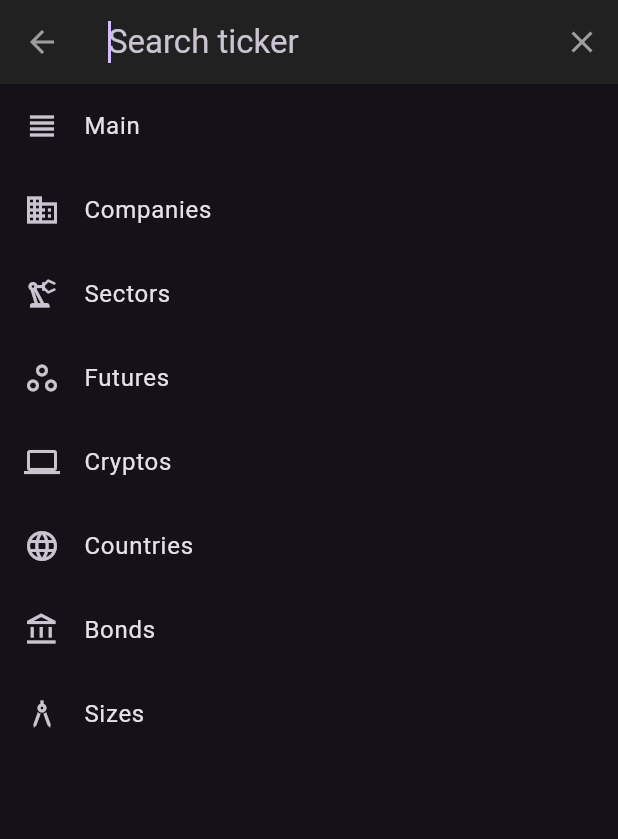
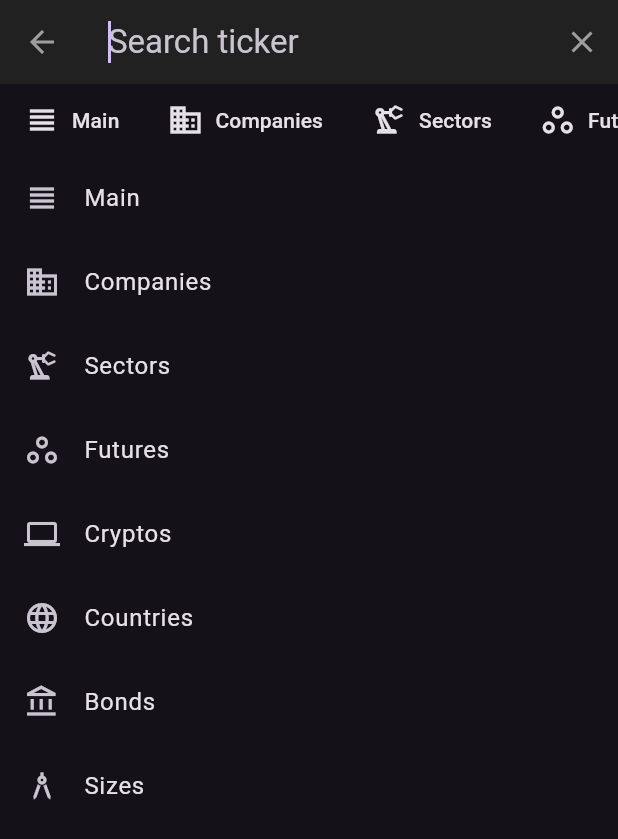
Before and after one commit to ivofernandes/ticker_search, a Flutter app: the screen it shows after launch, after a tap on the "add" icon, on a phone screen of 412 x 824 dp. Shown: the top 839 px of the screen. Run offline on Flutter 3.47's test engine with Material 3 defaults, Android fonts, the phone set to English and light mode, and no system bars; missing offline and left inert: stock_market_data.

Commit message:
Filter by type of asset

```diff
--- a/example/lib/main.dart
+++ b/example/lib/main.dart
@@ -39,7 +39,7 @@ class _MyHomePageState extends State<MyHomePage> {
       appBar: AppBar(
         title: Text(widget.title),
       ),
-      body: Column(
+      body: const Column(
         mainAxisAlignment: MainAxisAlignment.center,
         children: [
           Center(
@@ -63,8 +63,7 @@ class _SearchWidgetState extends State<SearchWidget> {
 
   @override
   Widget build(BuildContext context) {
-    final String ticketDescription =
-        TickerResolve.getTickerDescription(selected);
+    final String ticketDescription = TickerResolve.getTickerDescription(selected);
 
     return Column(
       children: [
@@ -83,24 +82,14 @@ class _SearchWidgetState extends State<SearchWidget> {
               delegate: TickerSearch(
                 searchFieldLabel: 'Search ticker',
                 suggestions: [
-                  TickerSuggestion(const Icon(Icons.view_headline), 'Main',
-                      TickersList.main),
-                  TickerSuggestion(const Icon(Icons.business_sharp),
-                      'Companies', TickersList.companies),
-                  TickerSuggestion(
-                      const Icon(Icons.precision_manufacturing_outlined),
-                      'Sectors',
-                      TickersList.sectors),
-                  TickerSuggestion(const Icon(Icons.workspaces_outline),
-                      'Futures', TickersList.futures),
-                  TickerSuggestion(const Icon(Icons.computer), 'Cryptos',
-                      TickersList.cryptoCurrencies),
-                  TickerSuggestion(const Icon(Icons.language), 'Countries',
-                      TickersList.countries),
-                  TickerSuggestion(const Icon(Icons.account_balance_outlined),
-                      'Bonds', TickersList.bonds),
-                  TickerSuggestion(const Icon(Icons.architecture_sharp),
-                      'Sizes', TickersList.sizes),
+                  TickerSuggestion(const Icon(Icons.view_headline), 'Main', TickersList.main),
+                  TickerSuggestion(const Icon(Icons.business_sharp), 'Companies', TickersList.companies),
+                  TickerSuggestion(const Icon(Icons.precision_manufacturing_outlined), 'Sectors', TickersList.sectors),
+                  TickerSuggestion(const Icon(Icons.workspaces_outline), 'Futures', TickersList.futures),
+                  TickerSuggestion(const Icon(Icons.computer), 'Cryptos', TickersList.cryptoCurrencies),
+                  TickerSuggestion(const Icon(Icons.language), 'Countries', TickersList.countries),
+                  TickerSuggestion(const Icon(Icons.account_balance_outlined), 'Bonds', TickersList.bonds),
+                  TickerSuggestion(const Icon(Icons.architecture_sharp), 'Sizes', TickersList.sizes),
                 ],
               ),
             );
--- a/lib/src/ticker_search.dart
+++ b/lib/src/ticker_search.dart
@@ -51,7 +51,61 @@ class TickerSearch extends SearchDelegate<List<StockTicker>> {
 
   @override
   Widget buildSuggestions(BuildContext context) {
-    List<Widget> allItems = [];
+    final List<Widget> allItems = filterItems(context);
+
+    return Column(
+      children: [
+        selectionButtons(context),
+        Expanded(
+          child: ListView.builder(
+            itemCount: allItems.length,
+            itemBuilder: (context, index) => allItems[index],
+          ),
+        ),
+      ],
+    );
+  }
+
+  // Helper method to create the title widget
+  Widget suggestionTitle(Widget icon, String title, BuildContext context) => ListTile(
+        leading: icon,
+        title: Text(title),
+      );
+
+  Widget selectionButtons(BuildContext context) => SingleChildScrollView(
+        scrollDirection: Axis.horizontal,
+        child: Row(
+          children: suggestions.map((suggestion) {
+            final selected = suggestion.title == query;
+            final color =
+                selected ? Theme.of(context).colorScheme.secondary : Theme.of(context).colorScheme.onBackground;
+            return MaterialButton(
+              child: Row(
+                children: [
+                  ColorFiltered(
+                    colorFilter: ColorFilter.mode(color, BlendMode.srcIn),
+                    child: suggestion.icon,
+                  ),
+                  const SizedBox(width: 8),
+                  Text(
+                    suggestion.title,
+                    style: TextStyle(
+                      color: color,
+                    ),
+                  ),
+                ],
+              ),
+              onPressed: () {
+                // Update the query with the selected suggestion title
+                query = suggestion.title;
+              },
+            );
+          }).toList(),
+        ),
+      );
+
+  List<Widget> filterItems(BuildContext context) {
+    final List<Widget> allItems = [];
 
     if (query.isNotEmpty) {
       allItems.add(
@@ -59,16 +113,36 @@ class TickerSearch extends SearchDelegate<List<StockTicker>> {
       );
     }
 
+    final List<String> suggestionsTitles = suggestions.map((e) => e.title).toList();
+
+    if (suggestionsTitles.contains(query)) {
+      final TickerSuggestion tickerSuggestion = suggestions.where((element) => element.title == query).toList().first;
+
+      addSuggestionToItems(tickerSuggestion, context, allItems, false);
+    } else {
       // Flatten all ticker blocks into a single list of widgets
       suggestions.forEach((TickerSuggestion suggestion) {
+        addSuggestionToItems(suggestion, context, allItems, true);
+      });
+    }
+
+    return allItems;
+  }
+
+  void addSuggestionToItems(
+      TickerSuggestion suggestion, BuildContext context, List<Widget> allItems, bool filterByText) {
     // Add title widget
     allItems.add(suggestionTitle(suggestion.icon, suggestion.title, context));
 
     // Filter and add ticker widgets
-      final filteredTickers = suggestion.companies.entries.where((entry) {
+    var filteredTickers = suggestion.companies.entries;
+
+    if (filterByText) {
+      filteredTickers = filteredTickers.where((entry) {
         final String lowerCaseQuery = query.toLowerCase();
         return entry.key.toLowerCase().contains(lowerCaseQuery) || entry.value.toLowerCase().contains(lowerCaseQuery);
       });
+    }
 
     allItems.addAll(
       filteredTickers.map(
@@ -81,22 +155,5 @@ class TickerSearch extends SearchDelegate<List<StockTicker>> {
         ),
       ),
     );
-    });
-
-    return ListView.builder(
-      itemCount: allItems.length,
-      itemBuilder: (context, index) {
-        return allItems[index];
-      },
-    );
-  }
-
-  // Helper method to create the title widget
-  Widget suggestionTitle(Widget icon, String title, BuildContext context) {
-    return ListTile(
-      leading: icon,
-      title: Text(title),
-      // Other properties and callbacks...
-    );
   }
 }
--- a/lib/src/ticker_widget_ui.dart
+++ b/lib/src/ticker_widget_ui.dart
@@ -51,10 +51,7 @@ class TickerWidget extends StatelessWidget {
                     maxHeight: 30,
                   ),
                   child: ColoredBox(
-                    color: Theme.of(context)
-                        .colorScheme
-                        .background
-                        .withOpacity(0.3),
+                    color: Theme.of(context).colorScheme.background.withOpacity(0.3),
                     child: Center(
                       child: Text(
                         symbol.toUpperCase(),
@@ -64,7 +61,9 @@ class TickerWidget extends StatelessWidget {
                   ),
                 ),
                 const SizedBox(width: 10),
-                Text(description),
+                Expanded(
+                  child: Text(description),
+                ),
               ],
             ),
           ),
```
Also changed, not shown: example/pubspec.lock. Lines whose indentation alone changed are shown as unchanged.
